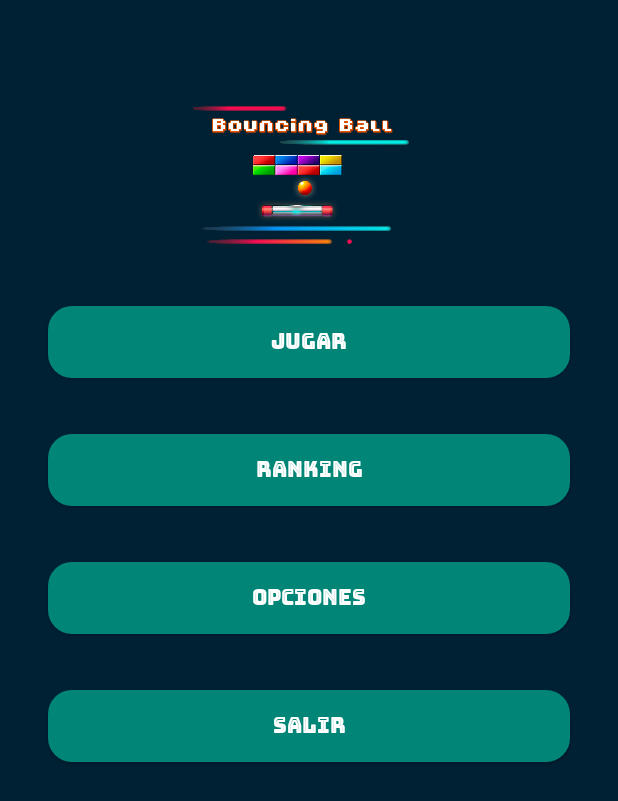
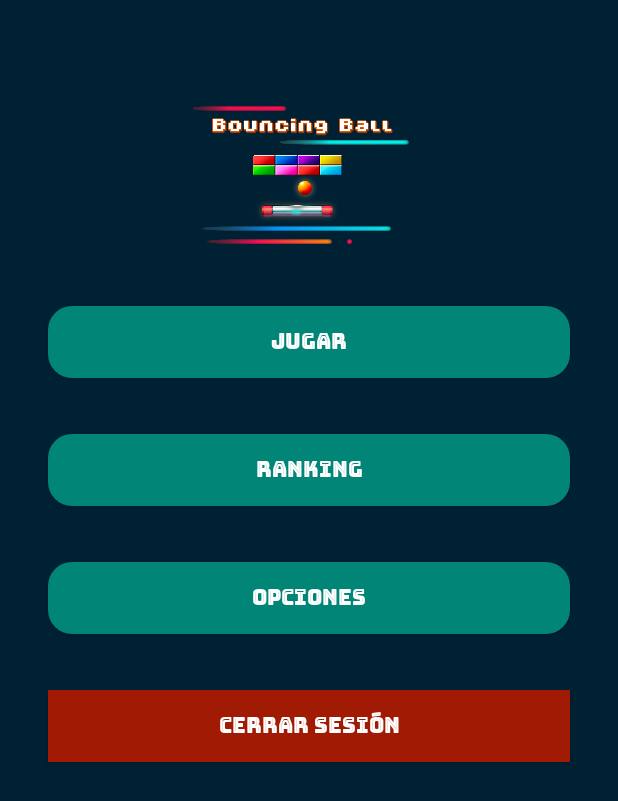
Before and after one commit to LucasM24/bouncingball, an Android app: the MenuPrincipal screen opened directly, with no data from a screen before it, on a phone screen of 412 x 824 dp. Shown: the top 801 px of the screen. Run offline under Robolectric (Android 15) with nearby library versions, the phone set to English and light mode, and no system bars; 1 statement that could not run was skipped.

Commit message:
agregado los estilos a los botones de salir y volver

```diff
--- a/app/src/main/java/com/example/bouncingball/activity/MenuPrincipal.java
+++ b/app/src/main/java/com/example/bouncingball/activity/MenuPrincipal.java
@@ -146,12 +146,12 @@ public class MenuPrincipal extends AppCompatActivity {
           botonJugar.setText(R.string.TEXTO_BOTON_JUGAR);
           botonRanking.setText(R.string.TEXTO_BOTON_RANKING);
           botonOpciones.setText(R.string.TEXTO_BOTON_OPCIONES);
-          botonSalir.setText(R.string.TEXTO_BOTON_SALIR);
+          botonSalir.setText(R.string.TEXTO_BOTON_CERRAR_SESION);
         }else{
             botonJugar.setText(R.string.TEXTO_BOTON_JUGAR_EN);
             botonRanking.setText(R.string.TEXTO_BOTON_RANKING_EN);
             botonOpciones.setText(R.string.TEXTO_BOTON_OPCIONES_EN);
-            botonSalir.setText(R.string.TEXTO_BOTON_SALIR_EN);
+            botonSalir.setText(R.string.TEXTO_BOTON_CERRAR_SESION_EN);
         }
 
     }
--- /dev/null
+++ b/app/src/main/res/drawable/boton_salir.xml
@@ -0,0 +1,5 @@
+<?xml version="1.0" encoding="utf-8"?>
+<selector xmlns:android="http://schemas.android.com/apk/res/android">
+    <item android:state_pressed="true" android:drawable="@color/botonSalirPresionado"/>
+    <item android:state_pressed="false" android:drawable="@color/botonSalir"/>
+</selector>
--- a/app/src/main/res/layout/modelo_ganador.xml
+++ b/app/src/main/res/layout/modelo_ganador.xml
@@ -32,7 +32,7 @@
         <Button
             style="@style/estilos_boton"
             android:id="@+id/salirDelJuego"
-            android:background="@drawable/button_rounded"
+            android:background="@drawable/boton_salir"
             android:onClick="volverAlMenu"
             android:text="@string/TEXTO_BOTON_VOLVER_MENU_PRINCIPAL" />
     </LinearLayout>
--- a/app/src/main/res/layout/modelo_iniciar_sesion.xml
+++ b/app/src/main/res/layout/modelo_iniciar_sesion.xml
@@ -100,7 +100,7 @@
                 android:layout_marginBottom="5dp"
                 android:onClick="salirDeAplicacion"
                 android:text="Salir"
-                app:backgroundTint="#a11a03" />
+                android:background="@drawable/boton_salir"/>
 
         </LinearLayout>
     </ScrollView>
--- a/app/src/main/res/layout/modelo_menu_principal.xml
+++ b/app/src/main/res/layout/modelo_menu_principal.xml
@@ -92,9 +92,9 @@
         android:id="@+id/button8"
         android:layout_alignParentBottom="true"
         android:layout_marginTop="32dp"
+        android:background="@drawable/boton_salir"
         android:layout_marginBottom="58dp"
-        android:background="@drawable/press_button"
-        android:hint="@string/TEXTO_BOTON_VOLVER"
+        android:hint="@string/TEXTO_BOTON_CERRAR_SESION"
         android:onClick="anterior"
         app:layout_constraintEnd_toEndOf="parent"
         app:layout_constraintStart_toStartOf="parent"
--- a/app/src/main/res/layout/modelo_opciones_del_juego.xml
+++ b/app/src/main/res/layout/modelo_opciones_del_juego.xml
@@ -111,7 +111,7 @@
                     android:layout_marginBottom="5dp"
                     android:onClick="volver"
                     android:text="@string/TEXTO_BOTON_VOLVER"
-                    app:backgroundTint="@color/colorPrimary" />
+                    android:background="@drawable/boton_salir" />
             </LinearLayout>
 
         </LinearLayout>
--- a/app/src/main/res/layout/modelo_perdedor.xml
+++ b/app/src/main/res/layout/modelo_perdedor.xml
@@ -30,7 +30,7 @@
             style="@style/estilos_boton"
             android:id="@+id/salirDelJuego"
             android:layout_marginTop="32dp"
-            android:background="@drawable/button_rounded"
+            android:background="@drawable/boton_salir"
             android:onClick="volverAlMenuJuego"
             android:text="@string/TEXTO_BOTON_VOLVER_MENU_PRINCIPAL" />
     </LinearLayout>
--- a/app/src/main/res/layout/modelo_puntaje_jugador.xml
+++ b/app/src/main/res/layout/modelo_puntaje_jugador.xml
@@ -50,7 +50,7 @@
                 android:layout_marginBottom="5dp"
                 android:onClick="anterior"
                 android:text="@string/TEXTO_BOTON_VOLVER"
-                app:backgroundTint="@color/colorPrimary" />
+                android:background="@drawable/boton_salir"/>
 
         </LinearLayout>
     </ScrollView>
--- a/app/src/main/res/layout/modelo_registro_usuario.xml
+++ b/app/src/main/res/layout/modelo_registro_usuario.xml
@@ -79,8 +79,9 @@
                 android:layout_marginTop="10dp"
                 android:layout_marginBottom="5dp"
                 android:onClick="exit"
+                android:background="@drawable/boton_salir"
                 android:text="@string/TEXTO_BOTON_VOLVER"
-                app:backgroundTint="@color/colorPrimary" />
+               />
         </LinearLayout>
     </ScrollView>
 </RelativeLayout>
--- a/app/src/main/res/layout/modelo_siguiente_nivel.xml
+++ b/app/src/main/res/layout/modelo_siguiente_nivel.xml
@@ -38,7 +38,7 @@
             style="@style/estilos_boton"
             android:id="@+id/idsubirnivel"
             android:layout_marginTop="32dp"
-            android:background="@drawable/button_rounded_border"
+            android:background="@drawable/boton_salir"
             android:onClick="salirDelJuego"
             android:text="@string/TEXTO_BOTON_VOLVER_MENU_PRINCIPAL" />
 
--- a/app/src/main/res/values/colors.xml
+++ b/app/src/main/res/values/colors.xml
@@ -3,4 +3,8 @@
     <color name="colorPrimary">#008577</color>
     <color name="colorPrimaryDark">#00574B</color>
     <color name="colorAccent">#D81B60</color>
+    <color name="botonSalir">#a11a03</color>
+    <color name="botonSalirPresionado">#841603</color>
+
+
 </resources>
--- a/app/src/main/res/values/strings.xml
+++ b/app/src/main/res/values/strings.xml
@@ -23,6 +23,7 @@
     <string name="TEXTO_PISTA_CAMPO_USUARIO">Ingrese su nombre de usuario</string>
     <string name="TEXTO_PISTA_CAMPO_CONTRASENIA">Ingrese su contraseña</string>
     <string name="TEXTO_PISTA_CAMPO_CORREO">Ingrese su correo electrónico</string>
+    <string name="TEXTO_BOTON_CERRAR_SESION">Cerrar sesión</string>
     <string name="CAMPO_USUARIO_EN">Username</string>
     <string name="CAMPO_PASSWORD_EN">Password</string>
     <string name="TEXTO_BOTON_INICIAR_SESION_EN">Login</string>
@@ -45,4 +46,5 @@
     <string name="TEXTO_PISTA_CAMPO_USUARIO_EN">Enter your username</string>
     <string name="TEXTO_PISTA_CAMPO_CONTRASENIA_EN">Enter your password</string>
     <string name="TEXTO_PISTA_CAMPO_CORREO_EN">Enter your email</string>
+    <string name="TEXTO_BOTON_CERRAR_SESION_EN">Logout</string>
 </resources>
```
